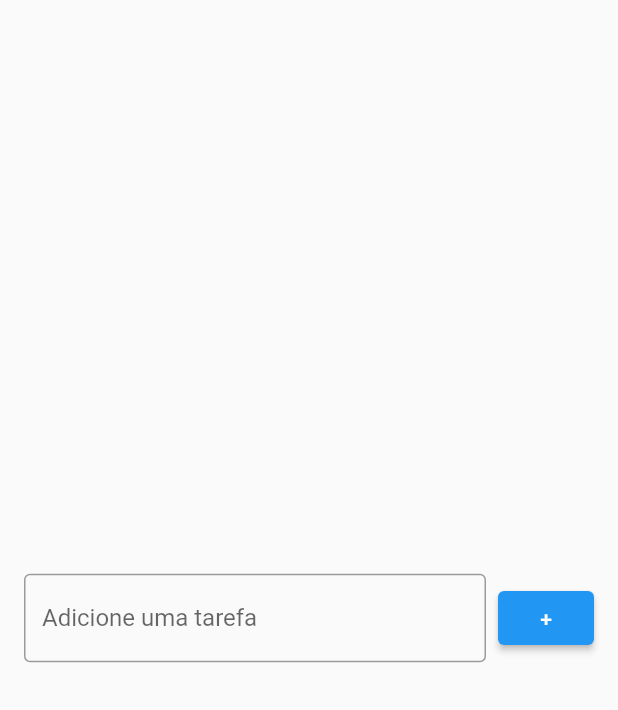
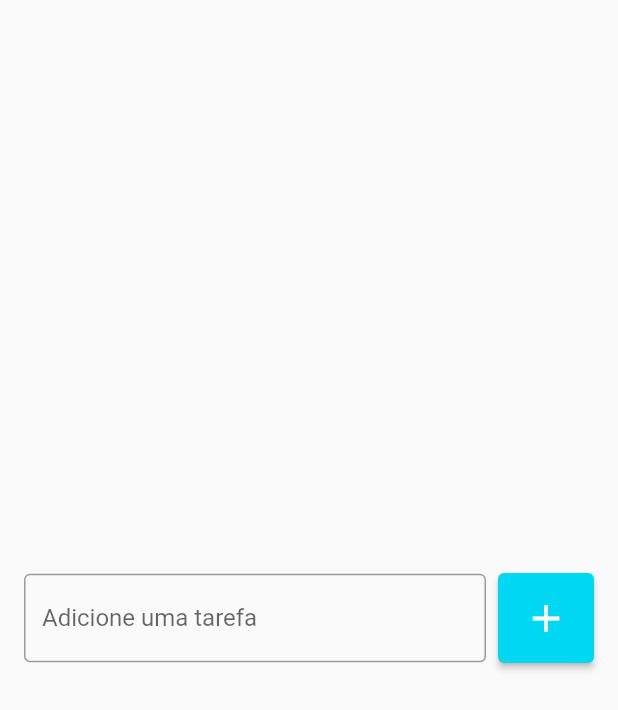
Before and after one commit to jamessonfaria/flutter-todo_list, a Flutter app: the screen it shows after launch, on a phone screen of 412 x 824 dp. Shown: the top 710 px of the screen. Run offline on Flutter 3.47's test engine with Material 2 defaults, Android fonts, the phone set to English and light mode, and no system bars.

Commit message:
Personalizando o botão

```diff
--- a/lib/pages/todo_list_page.dart
+++ b/lib/pages/todo_list_page.dart
@@ -1,7 +1,7 @@
 import 'package:flutter/material.dart';
 
 class TodoListPage extends StatelessWidget {
-  TodoListPage({Key? key}) : super(key: key);
+  const TodoListPage({Key? key}) : super(key: key);
 
   @override
   Widget build(BuildContext context) {
@@ -16,13 +16,20 @@ class TodoListPage extends StatelessWidget {
                   decoration: InputDecoration(
                       border: OutlineInputBorder(),
                       labelText: "Adicione uma tarefa",
-                      hintText: "Exemplo estudar flutter"),
+                      hintText: "Ex: estudar flutter"),
                 ),
               ),
-              SizedBox(width: 8,),
+              SizedBox(width: 8),
               ElevatedButton(
                 onPressed: () {},
-                child: Text("+"),
+                style: ElevatedButton.styleFrom(
+                  backgroundColor: Color(0xff00d7f3),
+                  padding: EdgeInsets.all(15),
+                ),
+                child: Icon(
+                  Icons.add,
+                  size: 30,
+                ),
               ),
             ],
           ),
```
